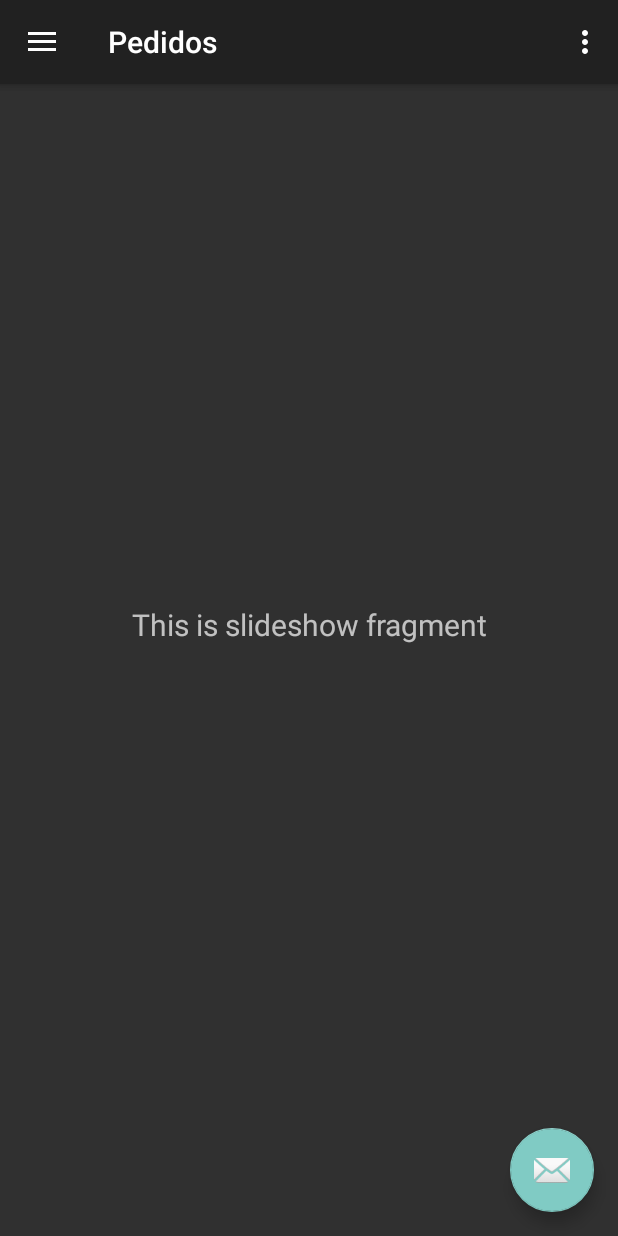
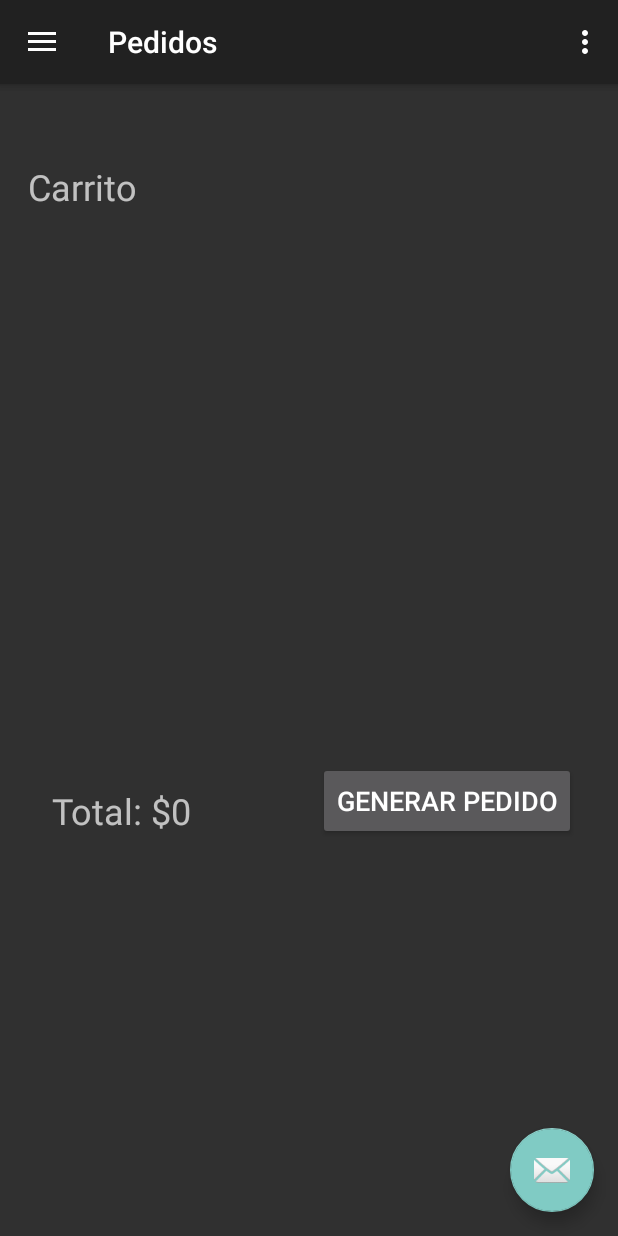
Before and after one commit to isaArevalo18/LuanviServices, an Android app: the screen it shows after launch once a user with an empty profile is signed in (MainActivity), in the side drawer, after a tap on "Pedidos", on a phone screen of 412 x 824 dp. Run offline under Robolectric (Android 15) with nearby library versions, the phone set to English and light mode, and no system bars; our stand-ins replace Firebase (no records; nobody signed in at launch, a user with empty details on screens opened directly), navigation-ui; libraries missing offline, so code that uses them is left out: com.facebook, com.facebook.appevents, com.facebook.login; 6 statements that could not run were skipped.

Commit message:
Proyecto Evy, se añadio la funcion de carrito de compras

```diff
--- a/Menu_Restaurante/app/src/main/java/com/example/menu_restaurante/MainActivity.java
+++ b/Menu_Restaurante/app/src/main/java/com/example/menu_restaurante/MainActivity.java
@@ -72,6 +72,7 @@ public class MainActivity extends AppCompatActivity {
         NavigationView navigationView = findViewById(R.id.nav_view);
         // Passing each menu ID as a set of Ids because each
         // menu should be considered as top level destinations.
+        // Se carga los id de los fragmen a mostrar
         mAppBarConfiguration = new AppBarConfiguration.Builder(
                 R.id.nav_home, R.id.nav_gallery, R.id.nav_slideshow)
                 .setDrawerLayout(drawer)
--- /dev/null
+++ b/Menu_Restaurante/app/src/main/java/com/example/menu_restaurante/ui/pedidos/PedidosFragment.java
@@ -0,0 +1,75 @@
+package com.example.menu_restaurante.ui.pedidos;
+
+import android.os.Bundle;
+import android.view.LayoutInflater;
+import android.view.View;
+import android.view.ViewGroup;
+import android.widget.ArrayAdapter;
+import android.widget.ListView;
+import android.widget.TextView;
+import android.widget.Toast;
+
+import androidx.annotation.NonNull;
+import androidx.annotation.Nullable;
+import androidx.fragment.app.Fragment;
+import androidx.lifecycle.Observer;
+import androidx.lifecycle.ViewModelProviders;
+
+import com.example.menu_restaurante.Modelo.Carrito;
+import com.example.menu_restaurante.R;
+import com.example.menu_restaurante.utils.CarritoStatic;
+
+public class PedidosFragment extends Fragment {
+
+    private PedidosViewModel slideshowViewModel;
+    private TextView tvt_item_carrito;
+    private TextView tvt_pedido_total;
+    private ListView list_carrito;
+
+
+    public View onCreateView(@NonNull LayoutInflater inflater,
+                             ViewGroup container, Bundle savedInstanceState) {
+
+        slideshowViewModel =
+                ViewModelProviders.of(this).get(PedidosViewModel.class);
+        View root = inflater.inflate(R.layout.fragment_pedidos, container, false);
+        final TextView textView = root.findViewById(R.id.tvt_texto);
+        slideshowViewModel.getText().observe(getViewLifecycleOwner(), new Observer<String>() {
+            @Override
+            public void onChanged(@Nullable String s) {
+                textView.setText("Carrito");
+            }
+        });
+
+        tvt_item_carrito=(TextView)root.findViewById(R.id.tvt_texto);
+        list_carrito=(ListView)root.findViewById(R.id.list_carrito);
+        tvt_pedido_total=(TextView)root.findViewById(R.id.tvt_total);
+        if (CarritoStatic.listpedido.size()>0){
+            ArrayAdapter<Carrito> adapter=new ArrayAdapter<>(getActivity(),R.layout.item_carrito,CarritoStatic.listpedido);
+            list_carrito.setAdapter(adapter);
+            tvt_pedido_total.setText("Total: $"+GenerarTotal());
+
+        }else{
+            Toast.makeText(getActivity(),"No ha cargado ningun producto al carrito",Toast.LENGTH_SHORT).show();
+        }
+
+
+        return root;
+    }
+
+    public String GenerarTotal(){
+      String total="";
+      double valor=0;
+
+        for (Carrito pedido: CarritoStatic.listpedido) {
+            valor=valor+Double.parseDouble(pedido.getPrecio());
+        }
+
+        total=String.valueOf(valor);
+
+        return  total;
+
+    }
+
+
+}
--- a/Menu_Restaurante/app/src/main/java/com/example/menu_restaurante/ui/slideshow/SlideshowViewModel.java
+++ b/Menu_Restaurante/app/src/main/java/com/example/menu_restaurante/ui/pedidos/PedidosViewModel.java
@@ -1,14 +1,14 @@
-package com.example.menu_restaurante.ui.slideshow;
+package com.example.menu_restaurante.ui.pedidos;
 
 import androidx.lifecycle.LiveData;
 import androidx.lifecycle.MutableLiveData;
 import androidx.lifecycle.ViewModel;
 
-public class SlideshowViewModel extends ViewModel {
+public class PedidosViewModel extends ViewModel {
 
     private MutableLiveData<String> mText;
 
-    public SlideshowViewModel() {
+    public PedidosViewModel() {
         mText = new MutableLiveData<>();
         mText.setValue("This is slideshow fragment");
     }
--- a/Menu_Restaurante/app/src/main/java/com/example/menu_restaurante/ui/slideshow/SlideshowFragment.java
+++ /dev/null
@@ -1,35 +0,0 @@
-package com.example.menu_restaurante.ui.slideshow;
-
-import android.os.Bundle;
-import android.view.LayoutInflater;
-import android.view.View;
-import android.view.ViewGroup;
-import android.widget.TextView;
-
-import androidx.annotation.NonNull;
-import androidx.annotation.Nullable;
-import androidx.fragment.app.Fragment;
-import androidx.lifecycle.Observer;
-import androidx.lifecycle.ViewModelProviders;
-
-import com.example.menu_restaurante.R;
-
-public class SlideshowFragment extends Fragment {
-
-    private SlideshowViewModel slideshowViewModel;
-
-    public View onCreateView(@NonNull LayoutInflater inflater,
-                             ViewGroup container, Bundle savedInstanceState) {
-        slideshowViewModel =
-                ViewModelProviders.of(this).get(SlideshowViewModel.class);
-        View root = inflater.inflate(R.layout.fragment_slideshow, container, false);
-        final TextView textView = root.findViewById(R.id.text_slideshow);
-        slideshowViewModel.getText().observe(getViewLifecycleOwner(), new Observer<String>() {
-            @Override
-            public void onChanged(@Nullable String s) {
-                textView.setText(s);
-            }
-        });
-        return root;
-    }
-}
--- /dev/null
+++ b/Menu_Restaurante/app/src/main/java/com/example/menu_restaurante/utils/CarritoStatic.java
@@ -0,0 +1,9 @@
+package com.example.menu_restaurante.utils;
+
+import com.example.menu_restaurante.Modelo.Carrito;
+
+import java.util.ArrayList;
+
+public class CarritoStatic {
+    public static ArrayList<Carrito>listpedido=new ArrayList<>();
+}
--- a/Menu_Restaurante/app/src/main/res/layout/activity_detalle_producto.xml
+++ b/Menu_Restaurante/app/src/main/res/layout/activity_detalle_producto.xml
@@ -67,5 +67,6 @@
         android:layout_marginEnd="39dp"
         android:layout_marginBottom="65dp"
         android:background="@drawable/btn_rounded_registrarse"
+        android:onClick="AñadirCarrito"
         android:text="@string/btn_agg_carrito" />
 </RelativeLayout>
--- /dev/null
+++ b/Menu_Restaurante/app/src/main/res/layout/fragment_pedidos.xml
@@ -0,0 +1,51 @@
+<?xml version="1.0" encoding="utf-8"?>
+<androidx.constraintlayout.widget.ConstraintLayout xmlns:android="http://schemas.android.com/apk/res/android"
+    xmlns:app="http://schemas.android.com/apk/res-auto"
+    xmlns:tools="http://schemas.android.com/tools"
+    android:layout_width="match_parent"
+    android:layout_height="match_parent"
+    tools:context=".ui.pedidos.PedidosFragment">
+
+    <ListView
+        android:id="@+id/list_carrito"
+        android:layout_width="400dp"
+        android:layout_height="314dp"
+        android:layout_marginTop="168dp"
+        app:layout_constraintEnd_toEndOf="parent"
+        app:layout_constraintHorizontal_bias="0.454"
+        app:layout_constraintStart_toStartOf="parent"
+        app:layout_constraintTop_toTopOf="parent" />
+
+    <TextView
+        android:id="@+id/tvt_texto"
+        android:layout_width="377dp"
+        android:layout_height="31dp"
+        android:layout_marginTop="108dp"
+        android:layout_marginEnd="16dp"
+        android:text="TextView"
+        android:textSize="24sp"
+        app:layout_constraintEnd_toEndOf="parent"
+        app:layout_constraintTop_toTopOf="parent" />
+
+    <TextView
+        android:id="@+id/tvt_total"
+        android:layout_width="145dp"
+        android:layout_height="35dp"
+        android:layout_marginTop="524dp"
+        android:layout_marginEnd="232dp"
+        android:text="@string/StringGenerarTotal"
+        android:textSize="24sp"
+        app:layout_constraintEnd_toEndOf="parent"
+        app:layout_constraintTop_toTopOf="parent" />
+
+    <Button
+        android:id="@+id/btn_generar_compra"
+        android:layout_width="172dp"
+        android:layout_height="52dp"
+        android:layout_marginTop="508dp"
+        android:layout_marginEnd="28dp"
+        android:text="@string/StringGenerarCompra"
+        android:textSize="18sp"
+        app:layout_constraintEnd_toEndOf="parent"
+        app:layout_constraintTop_toTopOf="parent" />
+</androidx.constraintlayout.widget.ConstraintLayout>
--- a/Menu_Restaurante/app/src/main/res/layout/fragment_slideshow.xml
+++ /dev/null
@@ -1,22 +0,0 @@
-<?xml version="1.0" encoding="utf-8"?>
-<androidx.constraintlayout.widget.ConstraintLayout xmlns:android="http://schemas.android.com/apk/res/android"
-    xmlns:app="http://schemas.android.com/apk/res-auto"
-    xmlns:tools="http://schemas.android.com/tools"
-    android:layout_width="match_parent"
-    android:layout_height="match_parent"
-    tools:context=".ui.slideshow.SlideshowFragment">
-
-    <TextView
-        android:id="@+id/text_slideshow"
-        android:layout_width="match_parent"
-        android:layout_height="wrap_content"
-        android:layout_marginStart="8dp"
-        android:layout_marginTop="8dp"
-        android:layout_marginEnd="8dp"
-        android:textAlignment="center"
-        android:textSize="20sp"
-        app:layout_constraintBottom_toBottomOf="parent"
-        app:layout_constraintEnd_toEndOf="parent"
-        app:layout_constraintStart_toStartOf="parent"
-        app:layout_constraintTop_toTopOf="parent" />
-</androidx.constraintlayout.widget.ConstraintLayout>
--- a/Menu_Restaurante/app/src/main/res/navigation/mobile_navigation.xml
+++ b/Menu_Restaurante/app/src/main/res/navigation/mobile_navigation.xml
@@ -19,7 +19,7 @@
 
     <fragment
         android:id="@+id/nav_slideshow"
-        android:name="com.example.menu_restaurante.ui.slideshow.SlideshowFragment"
+        android:name="com.example.menu_restaurante.ui.pedidos.PedidosFragment"
         android:label="@string/menu_slideshow"
-        tools:layout="@layout/fragment_slideshow" />
+        tools:layout="@layout/fragment_pedidos" />
 </navigation>
--- a/Menu_Restaurante/app/src/main/res/values/strings.xml
+++ b/Menu_Restaurante/app/src/main/res/values/strings.xml
@@ -25,6 +25,8 @@
     <string name="todo">TODO</string>
     <string name="Stringnombreplatillo">Platillo</string>
     <string name="Stringprecioplatillo">Precio</string>
-
+    <string name="StringcarritoTitulo">Carrito Pedido</string>
+    <string name="StringGenerarCompra">Generar Pedido</string>
+    <string name="StringGenerarTotal">Total: $0</string>
     <string name="btn_agg_carrito">Añadir al carrito</string>
 </resources>
```
Also changed, not shown: Menu_Restaurante/app/src/main/java/com/example/menu_restaurante/DetalleProducto.java (+35 -9 lines), Menu_Restaurante/app/src/main/java/com/example/menu_restaurante/Modelo/Carrito.java (added, +32 -0 lines), Menu_Restaurante/app/src/main/res/layout/item_carrito.xml (added, +8 -0 lines).
